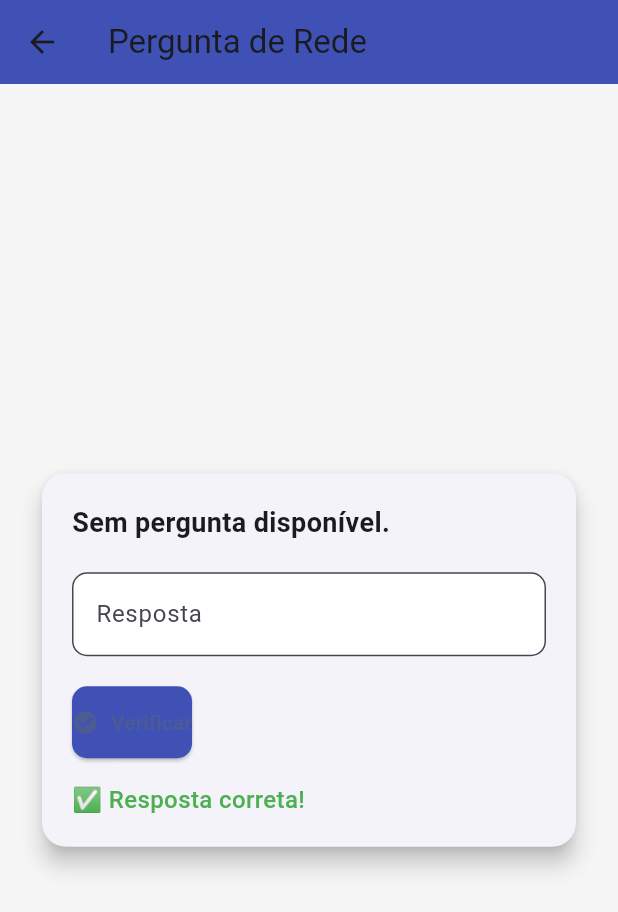
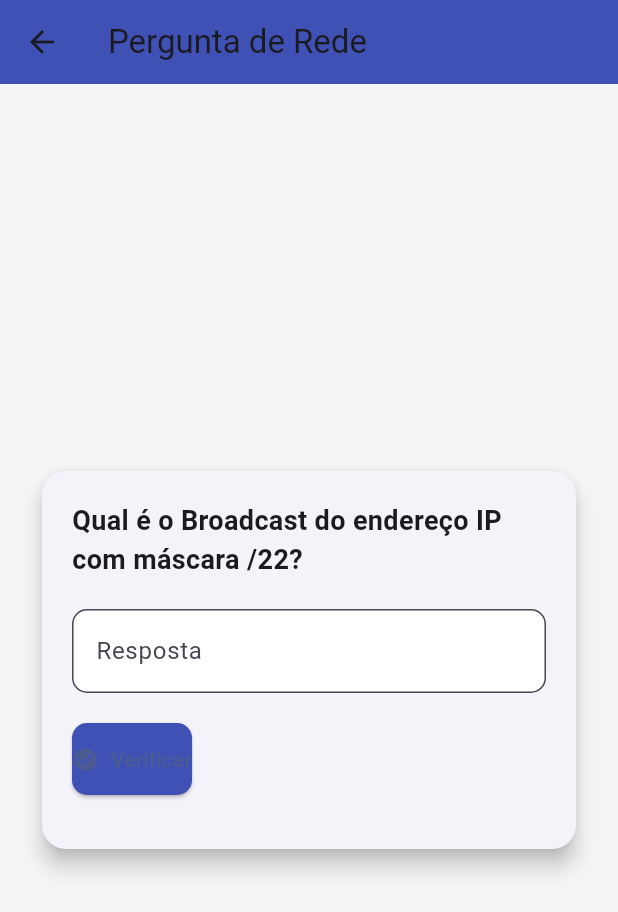
Before and after one commit to PedroLeite2/Exercicio2, a Flutter app: the QuestionsPage screen opened directly with empty values, after a tap on "Verificar", on a phone screen of 412 x 824 dp. Shown: the top 912 px of the screen. Run offline on Flutter 3.47's test engine with Material 3 defaults, Android fonts, the phone set to English and light mode, and no system bars; our stand-ins replace another_flushbar, shared_preferences, sqflite; accounts and stored records are empty.

Commit message:
questions

```diff
--- a/lib/buildWidgetQuestions.dart
+++ b/lib/buildWidgetQuestions.dart
@@ -9,13 +9,13 @@ class Pergunta {
 }
 
 class QuestionsPage extends StatefulWidget {
-  final int nivelSelecionado;
-  final int tipoSelecionado;
+  final String nameUser;
+  final int selectedType;
 
   const QuestionsPage({
     super.key,
-    required this.nivelSelecionado,
-    required this.tipoSelecionado,
+    required this.nameUser,
+    required this.selectedType,
   });
 
   @override
@@ -23,28 +23,119 @@ class QuestionsPage extends StatefulWidget {
 }
 
 class _QuestionsPageState extends State<QuestionsPage> {
-  late Pergunta perguntaAtual;
+int indexPergunta=1;
+
   final TextEditingController _controller = TextEditingController();
-  String feedback = '';
+
+void count(){
+  setState(() {
+
+     indexPergunta++;
+
+  });
+
+}
+int type(){
+int type = widget.selectedType;
+return type;
+}
+
+
+  String createQuestion( int pergunta) {
+
+    int prefixo = createMaskRandom(type());
+    String ip1 = createIpRandomEnderecos(prefixo);
+    String ip2 = createIpRandomEnderecos(prefixo);
+
+    return questionTemplate(
+      ip1: ip1,
+      ip2: ip2,
+      prefixo: prefixo,
+      pergunta: pergunta,
+    );
+  }
+
+  String questionTemplate({
+    required String ip1,
+    String? ip2,
+    required int prefixo,
+    required int pergunta,
+  }) {
+    switch (pergunta) {
+      case 1:
+        return 'Qual é o Network ID do endereço IP $ip1 com máscara /$prefixo?';
+      case 2:
+        return 'Qual é o Broadcast do endereço IP $ip1 com máscara /$prefixo?';
+      case 3:
+        return 'Os endereços IPs $ip1 e $ip2 estão no mesmo segmento de rede com máscara /$prefixo?';
+      default:
+        return 'Sem pergunta disponível.';
+    }
+  }
+  /*Classe A: 10.0.0.0 a 10.255.255.255 //pergunta 2
+
+Classe B: 172.16.0.0 a 172.31.255.255 //pergunta 3
+
+Classe C: 192.168.0.0 a 192.168.255.255*/ //pergunta 1
+
+  String createIpRandomEnderecos(int classe) {
+    switch (classe) {
+      case 8:
+        return '10.${Random().nextInt(256)}.${Random().nextInt(256)}.${1 + Random().nextInt(254)}';
+      case 16:
+        return '172.${16 + Random().nextInt(16)}.${Random().nextInt(256)}.${1 + Random().nextInt(254)}';
+      case 24:
+        return '192.168.${Random().nextInt(256)}.${1 + Random().nextInt(254)}';
+      default:
+        return '';
+    }
+  }
+
+  String createIpRandomSubRedes(int prefixo) {
+    switch (prefixo) {
+      case 8-30:
+        return '10.${Random().nextInt(256)}.${Random().nextInt(256)}.${Random().nextInt(256)}';
+      case 16-23:
+        return '172.${16 + Random().nextInt(16)}.${Random().nextInt(256)}.${Random().nextInt(256)}';
+      case 24-30:
+        return '192.168.${Random().nextInt(256)}.${Random().nextInt(256)}';
+      default:
+        return '';
+    }
+  }
+
+  String createIpRandomSuperRedes(int classe) {
+    switch (classe) {
+      case 1:
+        return '10.${Random().nextInt(256)}.${Random().nextInt(256)}.${Random().nextInt(256)}';
+      case 2:
+        return '172.${16 + Random().nextInt(16)}.${Random().nextInt(256)}.${Random().nextInt(256)}';
+      case 3:
+        return '192.168.${Random().nextInt(256)}.${Random().nextInt(256)}';
+      default:
+        return '';
+    }
+  }
+
+  int createMaskRandom(int type) {
+    int mask = 0; // Default to Class C
+    if (type == 1) {
+      List<int> prefixes = [8, 16, 24];
+
+      mask = prefixes[Random().nextInt(prefixes.length)];
+    } else {
+      mask = 8 + Random().nextInt(23);
+    }
+    return mask;
+  }
 
   @override
   void initState() {
     super.initState();
-    perguntaAtual = gerarPergunta(widget.nivelSelecionado, widget.tipoSelecionado);
+
   }
 
-  void verificarResposta() {
-    String respostaUser = _controller.text.trim();
-    if (respostaUser.toLowerCase() == perguntaAtual.resposta.toLowerCase()) {
-      setState(() {
-        feedback = '✅ Resposta correta!';
-      });
-    } else {
-      setState(() {
-        feedback = '❌ Resposta errada. A correta era: ${perguntaAtual.resposta}';
-      });
-    }
-  }
+
 
   @override
   Widget build(BuildContext context) {
@@ -70,10 +161,34 @@ class _QuestionsPageState extends State<QuestionsPage> {
                   child: Column(
                     crossAxisAlignment: CrossAxisAlignment.start,
                     children: [
+                      Visibility(visible:indexPergunta==1 ,
+                        child:
+
                       Text(
-                        perguntaAtual.texto,
-                        style: const TextStyle(fontSize: 18, fontWeight: FontWeight.w600),
-                      ),
+                        createQuestion(1),
+                        style: const TextStyle(
+                          fontSize: 18,
+                          fontWeight: FontWeight.w600,
+                        ),
+                      ),),
+                      Visibility(visible:indexPergunta==2,
+                      child:
+                      Text(
+                        createQuestion(2),
+                        style: const TextStyle(
+                          fontSize: 18,
+                          fontWeight: FontWeight.w600,
+                        ),
+                      ),),
+                      Visibility(visible:indexPergunta==3,
+                      child:
+                      Text(
+                        createQuestion(3),
+                        style: const TextStyle(
+                          fontSize: 18,
+                          fontWeight: FontWeight.w600,
+                        ),
+                      ),),
                       const SizedBox(height: 20),
                       TextField(
                         controller: _controller,
@@ -86,9 +201,18 @@ class _QuestionsPageState extends State<QuestionsPage> {
                           filled: true,
                         ),
                       ),
+                      Visibility(visible:indexPergunta==4,
+                      child:
+                      Text(
+                        'Resultado',
+                        style: const TextStyle(
+                          fontSize: 18,
+                          fontWeight: FontWeight.w600,
+                        ),
+                      ),),
                       const SizedBox(height: 20),
                       ElevatedButton.icon(
-                        onPressed: verificarResposta,
+                        onPressed: count,
                         icon: const Icon(Icons.check_circle),
                         label: const Text('Verificar'),
                         style: ElevatedButton.styleFrom(
@@ -100,18 +224,11 @@ class _QuestionsPageState extends State<QuestionsPage> {
                         ),
                       ),
                       const SizedBox(height: 16),
-                      Text(
-                        feedback,
-                        style: TextStyle(
-                          fontSize: 16,
-                          fontWeight: FontWeight.w500,
-                          color: feedback.startsWith('✅') ? Colors.green : Colors.red,
-                        ),
-                      ),
+
                     ],
                   ),
                 ),
-              )
+              ),
             ],
           ),
         ),
@@ -119,89 +236,3 @@ class _QuestionsPageState extends State<QuestionsPage> {
     );
   }
 }
-
-Pergunta gerarPergunta(int nivel, int tipo) {
-  if (nivel == 1 && tipo == 1) return gerarPerguntaNivel1();
-  if (nivel == 2 && tipo == 2) return gerarPerguntaCompararIPs(24);
-  if (nivel == 3 && tipo == 3) return gerarPerguntaCompararIPs(20);
-  return Pergunta(texto: 'Sem pergunta disponível.', resposta: '');
-}
-
-Pergunta gerarPerguntaNivel1() {
-  final random = Random();
-  int classe = random.nextInt(3);
-  int ip1 = classe == 0 ? 10 : classe == 1 ? 172 : 192;
-  int ip2 = classe == 1 ? (16 + random.nextInt(16)) : random.nextInt(256);
-  int ip3 = random.nextInt(256);
-  int ip4 = random.nextInt(256);
-  String ip = '$ip1.$ip2.$ip3.$ip4';
-
-  List<int> prefixos = [8, 16, 24];
-  int prefixo = prefixos[random.nextInt(prefixos.length)];
-  String mascara = prefixoToMascara(prefixo);
-
-  bool isNetwork = random.nextBool();
-  String resposta = isNetwork
-      ? calcularNetworkID(ip, mascara)
-      : calcularBroadcast(ip, mascara);
-  String texto = isNetwork
-      ? 'Qual é o Network ID do endereço IP $ip com máscara /$prefixo?'
-      : 'Qual é o Broadcast do endereço IP $ip com máscara /$prefixo?';
-  return Pergunta(texto: texto, resposta: resposta);
-}
-
-Pergunta gerarPerguntaCompararIPs(int prefixo) {
-  final ip1 = gerarIpPrivado();
-  final ip2 = gerarIpPrivado();
-  final mascara = prefixoToMascara(prefixo);
-
-  final net1 = calcularNetworkID(ip1, mascara);
-  final net2 = calcularNetworkID(ip2, mascara);
-  final mesmaRede = net1 == net2;
-
-  return Pergunta(
-    texto: 'Os endereços $ip1 e $ip2 estão na mesma rede com máscara /$prefixo?',
-    resposta: mesmaRede ? 'Sim' : 'Não',
-  );
-}
-
-String gerarIpPrivado() {
-  final random = Random();
-  int classe = random.nextInt(3);
-  int ip1 = classe == 0 ? 10 : classe == 1 ? 172 : 192;
-  int ip2 = classe == 1 ? (16 + random.nextInt(16)) : random.nextInt(256);
-  int ip3 = random.nextInt(256);
-  int ip4 = random.nextInt(256);
-  return '$ip1.$ip2.$ip3.$ip4';
-}
-
-String prefixoToMascara(int prefixo) {
-  int fullOctets = prefixo ~/ 8;
-  int remainingBits = prefixo % 8;
-
-  List<int> octets = List.filled(4, 0);
-  for (int i = 0; i < fullOctets; i++) {
-    octets[i] = 255;
-  }
-  if (remainingBits > 0 && fullOctets < 4) {
-    octets[fullOctets] = 256 - (1 << (8 - remainingBits));
-  }
-  return octets.join('.');
-}
-
-String calcularNetworkID(String ip, String mascara) {
-  List<int> ipOctets = ip.split('.').map(int.parse).toList();
-  List<int> maskOctets = mascara.split('.').map(int.parse).toList();
-  List<int> network = List.generate(4, (i) => ipOctets[i] & maskOctets[i]);
-  return network.join('.');
-}
-
-String calcularBroadcast(String ip, String mascara) {
-  List<int> ipOctets = ip.split('.').map(int.parse).toList();
-  List<int> maskOctets = mascara.split('.').map(int.parse).toList();
-  List<int> broadcast = List.generate(
-    4,
-    (i) => (ipOctets[i] & maskOctets[i]) | (~maskOctets[i] & 0xFF),
-  );
-  return broadcast.join('.');
-}
```
Also changed, not shown: lib/buildWidgetConfigureQuestions.dart (+26 -55 lines).
